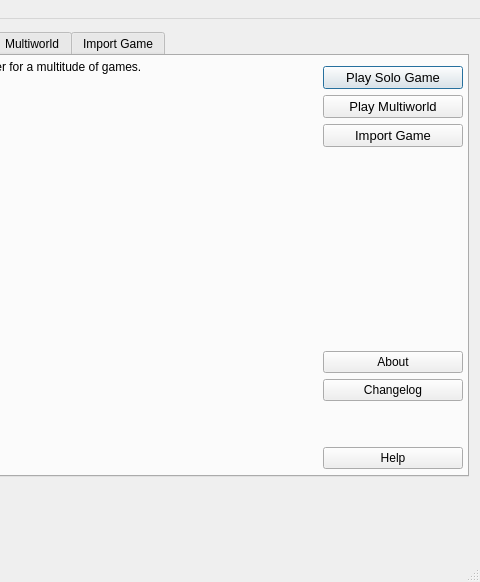
Old version of the form randovania/gui/ui_files/main_window.ui in the repository randovania/randovania; both pictures show x 218 to 698 and y 0 to 582 of the 698 by 582 pixel window.
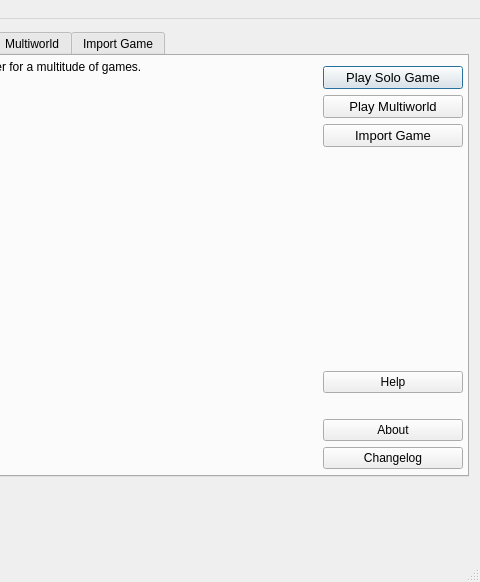
New version of the form. Custom widgets are drawn as their Qt base class.

Commit message: switch buttons around

Patch:
```diff
--- a/randovania/gui/ui_files/main_window.ui
+++ b/randovania/gui/ui_files/main_window.ui
@@ -32,6 +32,9 @@
       <property name="currentIndex">
        <number>0</number>
       </property>
+      <property name="documentMode">
+       <bool>false</bool>
+      </property>
       <widget class="QWidget" name="tab_welcome">
        <attribute name="title">
         <string>Welcome</string>
@@ -235,6 +238,47 @@
               </property>
              </spacer>
             </item>
+            <item>
+             <widget class="QPushButton" name="intro_help_button">
+              <property name="sizePolicy">
+               <sizepolicy hsizetype="Fixed" vsizetype="Fixed">
+                <horstretch>0</horstretch>
+                <verstretch>0</verstretch>
+               </sizepolicy>
+              </property>
+              <property name="minimumSize">
+               <size>
+                <width>140</width>
+                <height>0</height>
+               </size>
+              </property>
+              <property name="text">
+               <string>Help</string>
+              </property>
+              <property name="autoDefault">
+               <bool>true</bool>
+              </property>
+              <property name="default">
+               <bool>false</bool>
+              </property>
+             </widget>
+            </item>
+            <item>
+             <spacer name="button_vertical_spacer_small">
+              <property name="orientation">
+               <enum>Qt::Orientation::Vertical</enum>
+              </property>
+              <property name="sizeType">
+               <enum>QSizePolicy::Policy::Fixed</enum>
+              </property>
+              <property name="sizeHint" stdset="0">
+               <size>
+                <width>20</width>
+                <height>20</height>
+               </size>
+              </property>
+             </spacer>
+            </item>
             <item>
              <widget class="QPushButton" name="intro_about_button">
               <property name="sizePolicy">
@@ -279,47 +323,6 @@
               </property>
              </widget>
             </item>
-            <item>
-             <spacer name="button_vertical_spacer_small">
-              <property name="orientation">
-               <enum>Qt::Orientation::Vertical</enum>
-              </property>
-              <property name="sizeType">
-               <enum>QSizePolicy::Policy::Fixed</enum>
-              </property>
-              <property name="sizeHint" stdset="0">
-               <size>
-                <width>20</width>
-                <height>40</height>
-               </size>
-              </property>
-             </spacer>
-            </item>
-            <item>
-             <widget class="QPushButton" name="intro_help_button">
-              <property name="sizePolicy">
-               <sizepolicy hsizetype="Fixed" vsizetype="Fixed">
-                <horstretch>0</horstretch>
-                <verstretch>0</verstretch>
-               </sizepolicy>
-              </property>
-              <property name="minimumSize">
-               <size>
-                <width>140</width>
-                <height>0</height>
-               </size>
-              </property>
-              <property name="text">
-               <string>Help</string>
-              </property>
-              <property name="autoDefault">
-               <bool>true</bool>
-              </property>
-              <property name="default">
-               <bool>false</bool>
-              </property>
-             </widget>
-            </item>
            </layout>
           </item>
          </layout>
```
Left out of the diff: 4 changed lines with no effect on the pictures.
